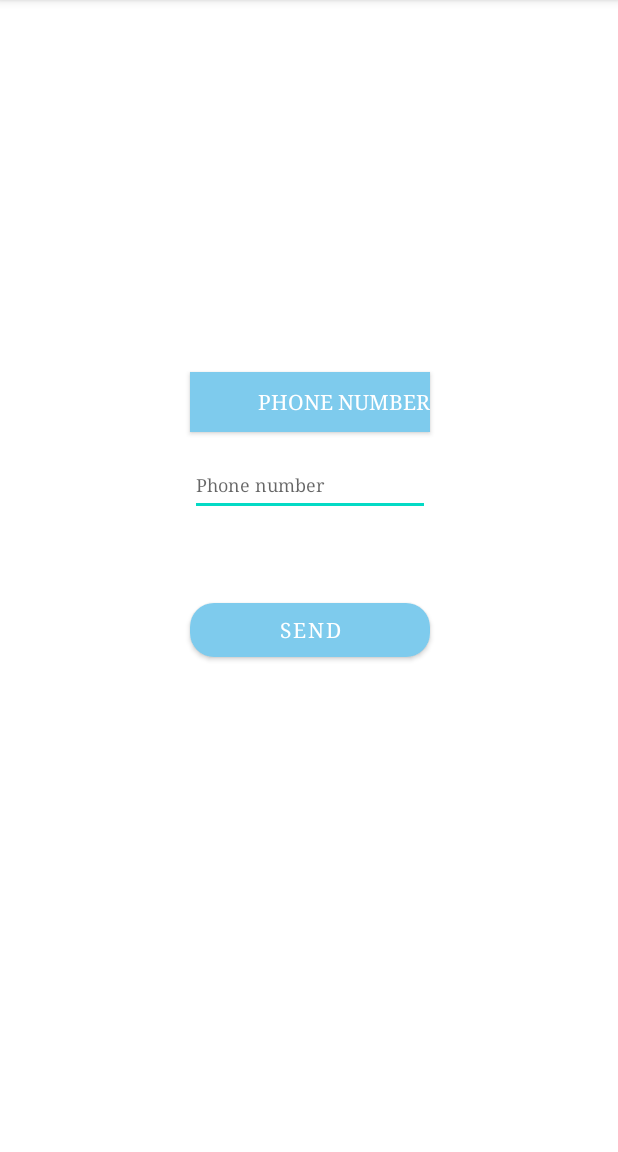
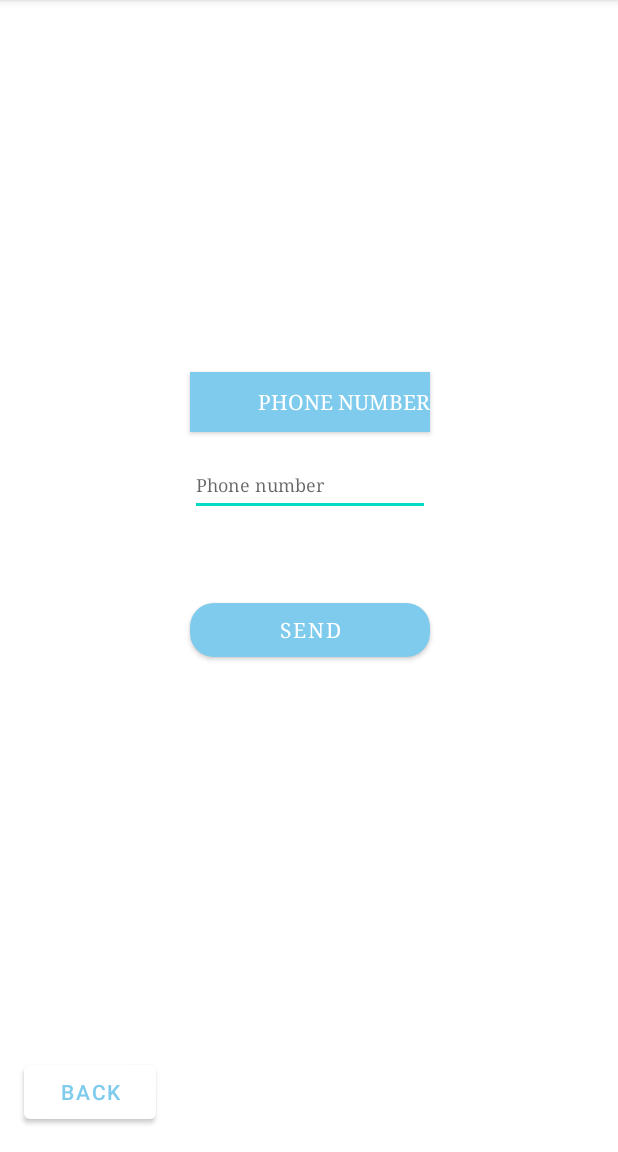
Before and after one commit to Haithamorf/AlsayehApp, an Android app: the ForgetPasswordActivity screen opened directly, with no data from a screen before it, after a tap on "EMAIL", on a phone screen of 412 x 824 dp, the part 84-1236 px from its top. Run offline under Robolectric (Android 15) with nearby library versions, the phone set to English and light mode, and no system bars.

Commit message:
add back to main activity button to forgetPassword page

```diff
--- a/app/src/main/java/com/example/alsayehapp/ForgetPasswordActivity.java
+++ b/app/src/main/java/com/example/alsayehapp/ForgetPasswordActivity.java
@@ -2,19 +2,35 @@ package com.example.alsayehapp;
 
 import androidx.appcompat.app.AppCompatActivity;
 
+import android.content.Intent;
 import android.os.Bundle;
 import android.text.InputType;
 import android.view.Gravity;
 import android.view.View;
+import android.widget.Button;
 import android.widget.EditText;
 import android.widget.ToggleButton;
 
 public class ForgetPasswordActivity extends AppCompatActivity {
+    private Button buSend,buBack;
 
     @Override
     protected void onCreate(Bundle savedInstanceState) {
         super.onCreate(savedInstanceState);
         setContentView(R.layout.activity_forget_password);
+        buSend = (Button) findViewById(R.id.sendForget);
+        buBack = (Button) findViewById(R.id.goMainPage);
+
+        buBack.setOnClickListener(new View.OnClickListener() {
+            @Override
+            public void onClick(View view) {
+                Intent intent = new Intent(ForgetPasswordActivity.this,MainActivity.class);
+                startActivity(intent);
+                finish();
+                return;
+
+            }
+        });
     }
 
     public void changeMethod(View view) {
--- a/app/src/main/res/layout/activity_forget_password.xml
+++ b/app/src/main/res/layout/activity_forget_password.xml
@@ -7,7 +7,7 @@
     tools:context=".ForgetPasswordActivity">
 
     <Button
-        android:id="@+id/sendforget"
+        android:id="@+id/sendForget"
         android:layout_width="160dp"
         android:layout_height="wrap_content"
         android:layout_marginTop="52dp"
@@ -60,4 +60,17 @@
         app:layout_constraintHorizontal_bias="0.0"
         app:layout_constraintStart_toStartOf="@+id/infoText"
         tools:ignore="MissingConstraints" />
+
+    <Button
+        android:id="@+id/goMainPage"
+        android:layout_width="wrap_content"
+        android:layout_height="wrap_content"
+        android:layout_marginStart="16dp"
+        android:layout_marginLeft="16dp"
+        android:layout_marginBottom="16dp"
+        android:text="Back"
+        android:textColor="#7ECBED"
+        app:backgroundTint="#FFFFFF"
+        app:layout_constraintBottom_toBottomOf="parent"
+        app:layout_constraintStart_toStartOf="parent" />
 </androidx.constraintlayout.widget.ConstraintLayout>
```
